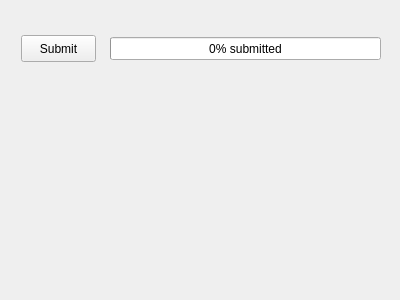
The window that PAConsole/res/wgGrid.ui (AnarManafov/PoD) describes before a commit, drawn with Qt 5.
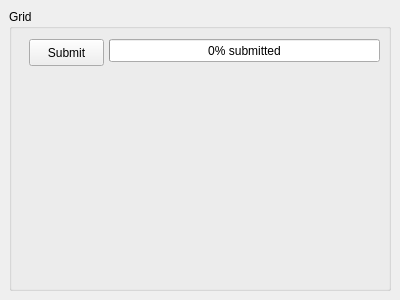
The same window after the commit.

Commit message: PAConsole_modified: GUI formating

The edit to the form file:
```diff
--- a/PAConsole/res/wgGrid.ui
+++ b/PAConsole/res/wgGrid.ui
@@ -12,11 +12,23 @@
   <property name="windowTitle" >
    <string>Form</string>
   </property>
+  <layout class="QGridLayout" >
+   <property name="margin" >
+    <number>9</number>
+   </property>
+   <property name="spacing" >
+    <number>6</number>
+   </property>
+   <item row="0" column="0" >
+    <widget class="QGroupBox" name="groupBox" >
+     <property name="title" >
+      <string>Grid</string>
+     </property>
   <widget class="QPushButton" name="btnSubmitClient" >
    <property name="geometry" >
     <rect>
-     <x>21</x>
-     <y>35</y>
+        <x>20</x>
+        <y>30</y>
      <width>75</width>
      <height>27</height>
     </rect>
@@ -31,8 +43,8 @@
   <widget class="QProgressBar" name="progressSubmittedJobs" >
    <property name="geometry" >
     <rect>
-     <x>110</x>
-     <y>37</y>
+        <x>100</x>
+        <y>30</y>
      <width>271</width>
      <height>23</height>
     </rect>
@@ -47,6 +59,9 @@
     <string>%p% submitted</string>
    </property>
   </widget>
+    </widget>
+   </item>
+  </layout>
  </widget>
  <resources/>
  <connections/>
```
Lines whose indentation alone changed are shown as unchanged. The commit also changes 4 other files.
